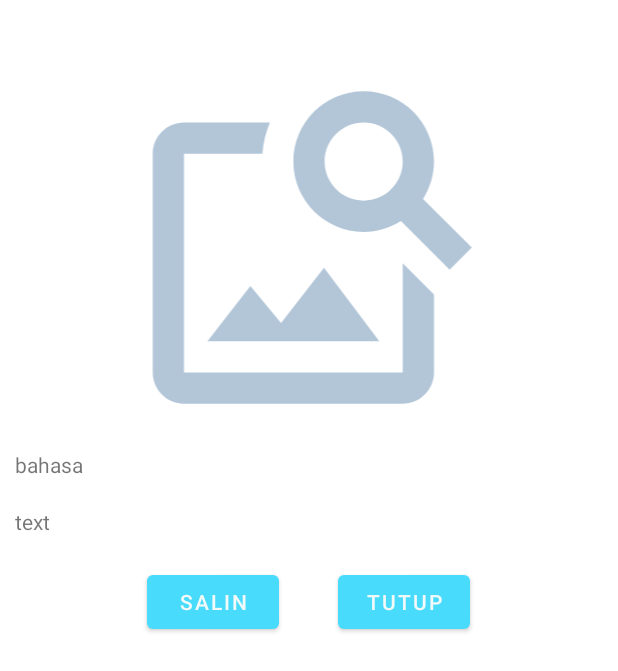
After one commit to raassh-23/app-fp-ppb, an Android app: the layout selected_photo.xml on its own in the app's theme, with its tools: preview values and no code run, on a phone screen of 412 x 824 dp. The commit adds this screen. Shown: the top 671 px of the screen. Run offline under Robolectric (Android 15) with nearby library versions, the phone set to English and light mode, and no system bars; network calls fail.

Commit message:
change listview to gridview and show dialog when clicking image

```diff
--- a/app/src/main/java/com/raassh/simplecamera/Foto.java
+++ b/app/src/main/java/com/raassh/simplecamera/Foto.java
@@ -21,6 +21,10 @@ public class Foto {
         return link;
     }
 
+    public String getText() { return text; }
+
+    public String getLanguage() { return language; }
+
     @Override
     public String toString() {
         return "Foto{" +
--- a/app/src/main/java/com/raassh/simplecamera/FotoAdapter.java
+++ b/app/src/main/java/com/raassh/simplecamera/FotoAdapter.java
@@ -5,7 +5,6 @@ import android.view.LayoutInflater;
 import android.view.View;
 import android.view.ViewGroup;
 import android.widget.ArrayAdapter;
-import android.widget.TextView;
 
 import androidx.annotation.NonNull;
 import androidx.annotation.Nullable;
@@ -16,7 +15,6 @@ import java.util.List;
 
 public class FotoAdapter extends ArrayAdapter<Foto> {
     private static class ViewHolder{
-        TextView tvName;
         NetworkImageView nivFoto;
     }
 
@@ -35,15 +33,13 @@ public class FotoAdapter extends ArrayAdapter<Foto> {
 
             convertView = LayoutInflater.from(getContext())
                     .inflate(R.layout.foto_item, parent, false);
-            viewHolder.tvName = convertView.findViewById(R.id.tvName);
-            viewHolder.nivFoto = convertView.findViewById(R.id.nivFoto);
+            viewHolder.nivFoto = convertView.findViewById(R.id.nivSelectedFoto);
 
             convertView.setTag(viewHolder);
         } else {
             viewHolder = (ViewHolder) convertView.getTag();
         }
 
-        viewHolder.tvName.setText(dtFoto.getName());
         viewHolder.nivFoto.setImageUrl(dtFoto.getLink(), RequestQueueSingleton.getInstance(getContext()).getImageLoader());
 
         return convertView;
--- /dev/null
+++ b/app/src/main/res/layout/selected_photo.xml
@@ -0,0 +1,78 @@
+<?xml version="1.0" encoding="utf-8"?>
+<androidx.constraintlayout.widget.ConstraintLayout xmlns:android="http://schemas.android.com/apk/res/android"
+    xmlns:app="http://schemas.android.com/apk/res-auto"
+    xmlns:tools="http://schemas.android.com/tools"
+    android:layout_width="match_parent"
+    android:layout_height="wrap_content"
+    android:layout_marginTop="20dp"
+    android:layout_marginBottom="20dp">
+
+    <com.android.volley.toolbox.NetworkImageView
+        android:id="@+id/nivSelectedFoto"
+        android:layout_width="300dp"
+        android:layout_height="250dp"
+        android:layout_marginStart="10dp"
+        android:layout_marginTop="20dp"
+        android:layout_marginEnd="10dp"
+        android:src="@drawable/ic_baseline_image_search_24"
+        app:layout_constraintEnd_toEndOf="parent"
+        app:layout_constraintStart_toStartOf="parent"
+        app:layout_constraintTop_toTopOf="parent" />
+
+    <TextView
+        android:id="@+id/tvSelectedLang"
+        android:layout_width="0dp"
+        android:layout_height="wrap_content"
+        android:layout_marginStart="10dp"
+        android:layout_marginTop="10dp"
+        android:layout_marginEnd="10dp"
+        android:text="bahasa"
+        app:layout_constraintEnd_toEndOf="parent"
+        app:layout_constraintHorizontal_bias="0.0"
+        app:layout_constraintStart_toStartOf="parent"
+        app:layout_constraintTop_toBottomOf="@+id/nivSelectedFoto" />
+
+    <TextView
+        android:id="@+id/tvSelectedText"
+        android:layout_width="0dp"
+        android:layout_height="wrap_content"
+        android:layout_marginStart="10dp"
+        android:layout_marginTop="10dp"
+        android:layout_marginEnd="10dp"
+        android:layout_marginBottom="20dp"
+        android:text="text"
+        app:layout_constraintBottom_toBottomOf="parent"
+        app:layout_constraintEnd_toEndOf="parent"
+        app:layout_constraintHorizontal_bias="0.0"
+        app:layout_constraintStart_toStartOf="parent"
+        app:layout_constraintTop_toBottomOf="@+id/tvSelectedLang"
+        app:layout_constraintVertical_bias="0.116" />
+
+    <Button
+        android:id="@+id/btnCopyText"
+        android:layout_width="wrap_content"
+        android:layout_height="wrap_content"
+        android:layout_marginTop="20dp"
+        android:layout_marginBottom="20dp"
+        android:text="Salin"
+        app:layout_constraintBottom_toBottomOf="parent"
+        app:layout_constraintEnd_toEndOf="parent"
+        app:layout_constraintHorizontal_bias="0.303"
+        app:layout_constraintStart_toStartOf="parent"
+        app:layout_constraintTop_toBottomOf="@+id/tvSelectedText"
+        app:layout_constraintVertical_bias="1.0" />
+
+    <Button
+        android:id="@+id/btnCloseSelected"
+        android:layout_width="wrap_content"
+        android:layout_height="wrap_content"
+        android:layout_marginTop="20dp"
+        android:text="Tutup"
+        app:layout_constraintBottom_toBottomOf="parent"
+        app:layout_constraintEnd_toEndOf="parent"
+        app:layout_constraintHorizontal_bias="0.696"
+        app:layout_constraintStart_toStartOf="parent"
+        app:layout_constraintTop_toBottomOf="@+id/tvSelectedText"
+        app:layout_constraintVertical_bias="0.0" />
+
+</androidx.constraintlayout.widget.ConstraintLayout>
```
Also changed, not shown: app/src/main/java/com/raassh/simplecamera/ListFoto.java (+25 -7 lines), app/src/main/java/com/raassh/simplecamera/SelectedPhoto.java (added, +83 -0 lines), app/src/main/res/layout/activity_list_foto.xml (+4 -3 lines), app/src/main/res/layout/foto_item.xml (+2 -12 lines).
